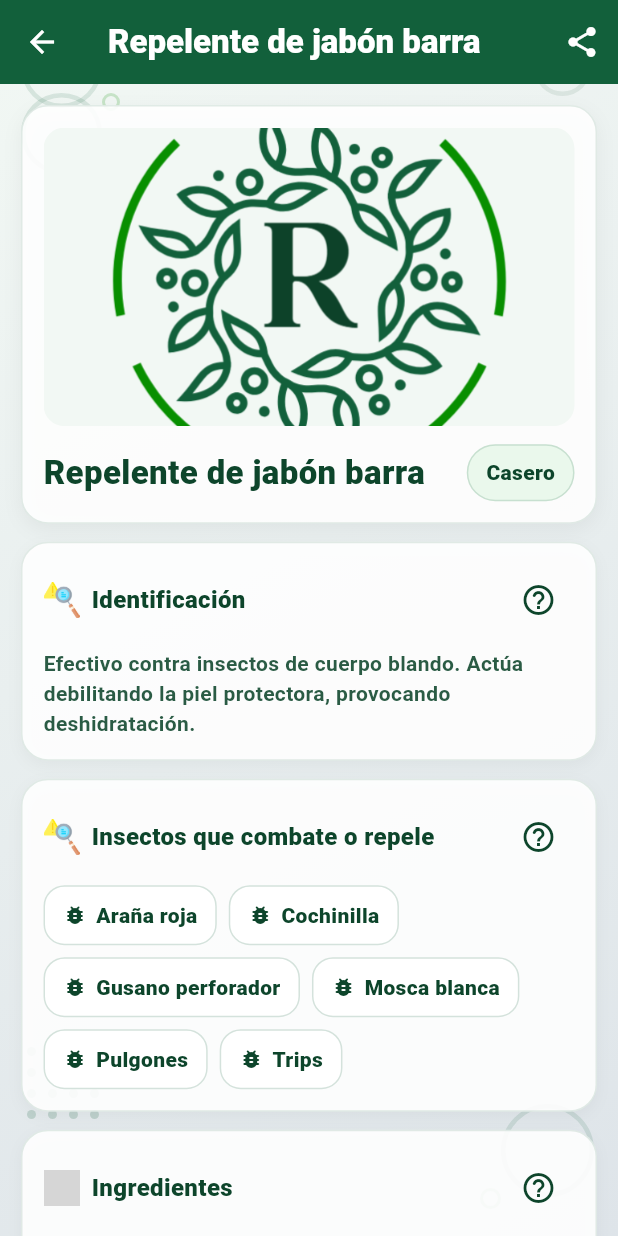
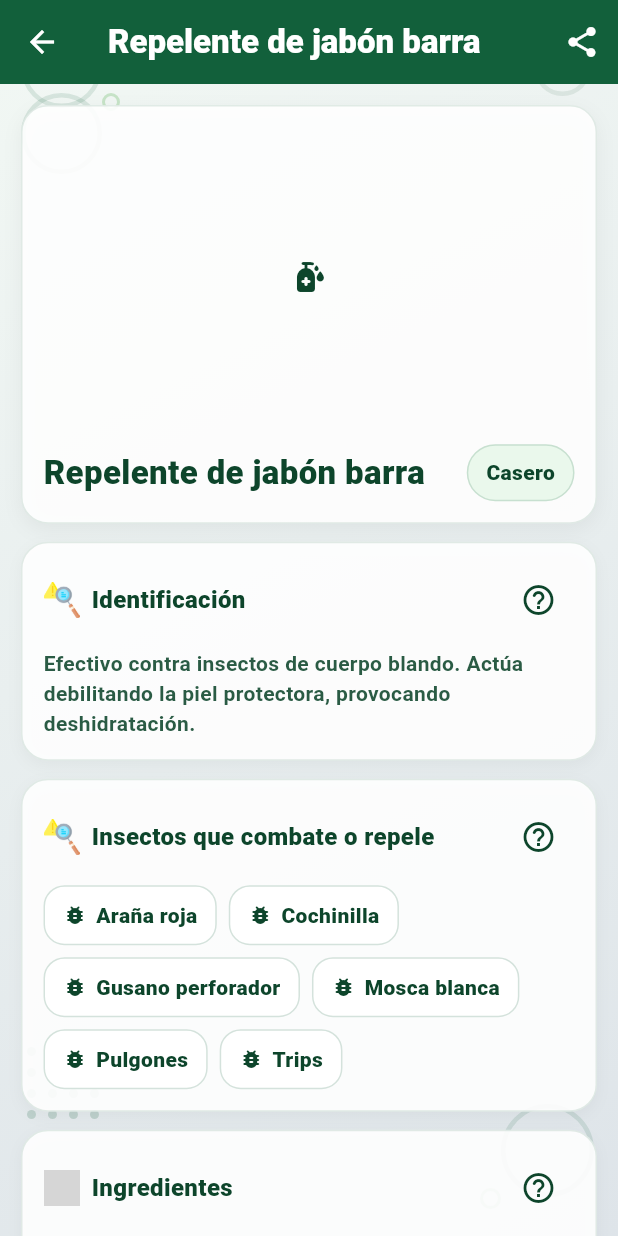
Before and after one commit to hildaalvarado-ux/Ra-ces-Dig-tales, a Flutter app: the PesticidasPage screen opened directly with empty values, after a tap on "Repelente de jabón barra", on a phone screen of 412 x 824 dp. Run offline on Flutter 3.47's test engine with Material 3 defaults, Android fonts, the phone set to English and light mode, and no system bars; our stand-ins replace drift, file_picker, flutter_local_notifications, image_picker, share_plus, table_calendar and 1 more; accounts and stored records are empty; generated files the repository leaves out were written again; statements that could not run were skipped; grey boxes are pictures that could not be loaded.

Commit message:
Fix Botrytis image typo, enable pest reference assets, and standardize module fallback icons
- Renamed assets/enfermedades/brotrytis.jpg to botrytis.jpg to fix broken image.
- Added assets/plagas/referencia/ to pubspec.yaml to enable loading of visual reference images.
- Updated all catalog modules (Crops, Pests, Diseases, Pesticides, Fertilizers) to use module-specific icons as fallbacks in list and detail views when images are missing or fail to load.
- Replaced generic 'image_not_supported' icons with context-aware icons:
  - Cultivos: local_florist_rounded
  - Insectos: bug_report_rounded
  - Enfermedades: biotech_rounded
  - Repelentes: sanitizer_rounded
  - Fertilizantes: science_rounded

Co-authored-by: hildaalvarado-ux <210755048+hildaalvarado-ux@users.noreply.github.com>

```diff
--- a/lib/datos/enfermedades.dart
+++ b/lib/datos/enfermedades.dart
@@ -272,11 +272,9 @@ class _EnfermedadTile extends StatelessWidget {
       return Image.asset(
         enfermedad.imagen,
         fit: BoxFit.cover,
-        errorBuilder: (_, __, ___) =>
-            const Icon(Icons.biotech_rounded),
+        errorBuilder: (_, __, ___) => const Icon(Icons.biotech_rounded),
       );
     }
-    return const Icon(Icons.biotech_rounded,
-        color: AppColors.greenDarker);
+    return const Icon(Icons.biotech_rounded, color: AppColors.greenDarker);
   }
 }
--- a/lib/datos/fertilizantes.dart
+++ b/lib/datos/fertilizantes.dart
@@ -193,7 +193,11 @@ class _FertilizanteTile extends StatelessWidget {
       }
     }
     if (fertilizante.imagen.isNotEmpty) {
-      return Image.asset(fertilizante.imagen, fit: BoxFit.cover, errorBuilder: (_, __, ___) => const Icon(Icons.science_rounded));
+      return Image.asset(
+        fertilizante.imagen,
+        fit: BoxFit.cover,
+        errorBuilder: (_, __, ___) => const Icon(Icons.science_rounded),
+      );
     }
     return const Icon(Icons.science_rounded, color: AppColors.greenDarker);
   }
--- a/lib/datos/pesticida_detalle.dart
+++ b/lib/datos/pesticida_detalle.dart
@@ -162,20 +162,20 @@ class PesticidaDetallePage extends StatelessWidget {
         return Image.memory(
           base64Decode(pesticida.imagePath!.split(',').last),
           fit: BoxFit.cover,
-          errorBuilder: (_, __, ___) => const Icon(Icons.broken_image),
+          errorBuilder: (_, __, ___) => const Icon(Icons.sanitizer_rounded),
         );
       } else {
         if (kIsWeb) {
           return Image.network(
             pesticida.imagePath!,
             fit: BoxFit.cover,
-            errorBuilder: (_, __, ___) => const Icon(Icons.broken_image),
+            errorBuilder: (_, __, ___) => const Icon(Icons.sanitizer_rounded),
           );
         } else {
           return Image.file(
             File(pesticida.imagePath!),
             fit: BoxFit.cover,
-            errorBuilder: (_, __, ___) => const Icon(Icons.broken_image),
+            errorBuilder: (_, __, ___) => const Icon(Icons.sanitizer_rounded),
           );
         }
       }
@@ -185,17 +185,11 @@ class PesticidaDetallePage extends StatelessWidget {
       return Image.asset(
         pesticida.imagen,
         fit: BoxFit.cover,
-        errorBuilder: (_, __, ___) => Image.asset(
-          'assets/images/logo.png',
-          fit: BoxFit.cover,
-        ),
+        errorBuilder: (_, __, ___) => const Icon(Icons.sanitizer_rounded),
       );
     }
 
-    return Image.asset(
-      'assets/images/logo.png',
-      fit: BoxFit.cover,
-    );
+    return const Icon(Icons.sanitizer_rounded, color: AppColors.greenDarker);
   }
 
   Color _tipoColor() {
--- a/lib/datos/pesticidas.dart
+++ b/lib/datos/pesticidas.dart
@@ -212,15 +212,9 @@ class _PesticidasPageState extends State<PesticidasPage> {
       return Image.asset(
         p.imagen,
         fit: BoxFit.cover,
-        errorBuilder: (_, __, ___) => Image.asset(
-          'assets/images/logo.png',
-          fit: BoxFit.cover,
-        ),
+        errorBuilder: (_, __, ___) => const Icon(Icons.sanitizer_rounded),
       );
     }
-    return Image.asset(
-      'assets/images/logo.png',
-      fit: BoxFit.cover,
-    );
+    return const Icon(Icons.sanitizer_rounded, color: AppColors.greenDarker);
   }
 }
--- a/pubspec.yaml
+++ b/pubspec.yaml
@@ -68,6 +68,7 @@ flutter:
     - assets/cultivos/
     - assets/fertilizantes/
     - assets/plagas/
+    - assets/plagas/referencia/
     - assets/pesticidas/
     - assets/enfermedades/
     - assets/iconos/
```
Also changed, not shown: lib/dashboard.dart (+5 -5 lines), lib/datos/cultivo_detalle.dart (+14 -8 lines), lib/datos/cultivos.dart (+5 -5 lines), lib/datos/enfermedad_detalle.dart (+9 -5 lines), lib/datos/fertilizante_detalle.dart (+4 -4 lines), lib/datos/plaga_detalle.dart (+15 -16 lines), lib/datos/plagas.dart (+2 -8 lines), assets/enfermedades/botrytis.jpg (renamed from assets/enfermedades/brotrytis.jpg).
